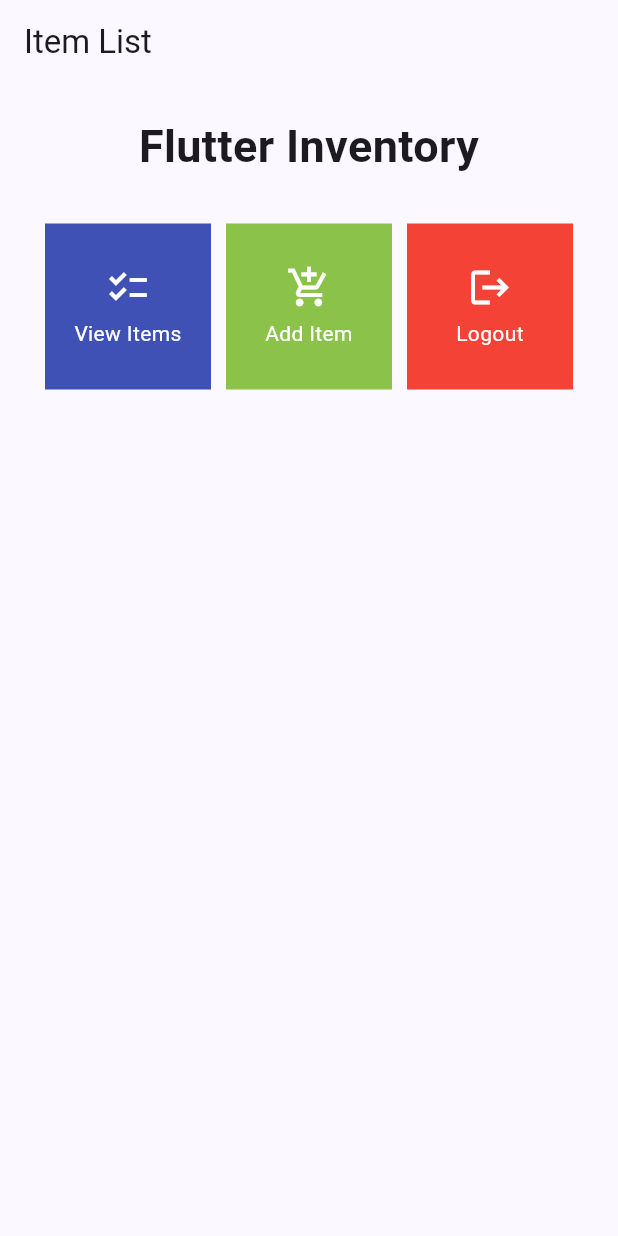
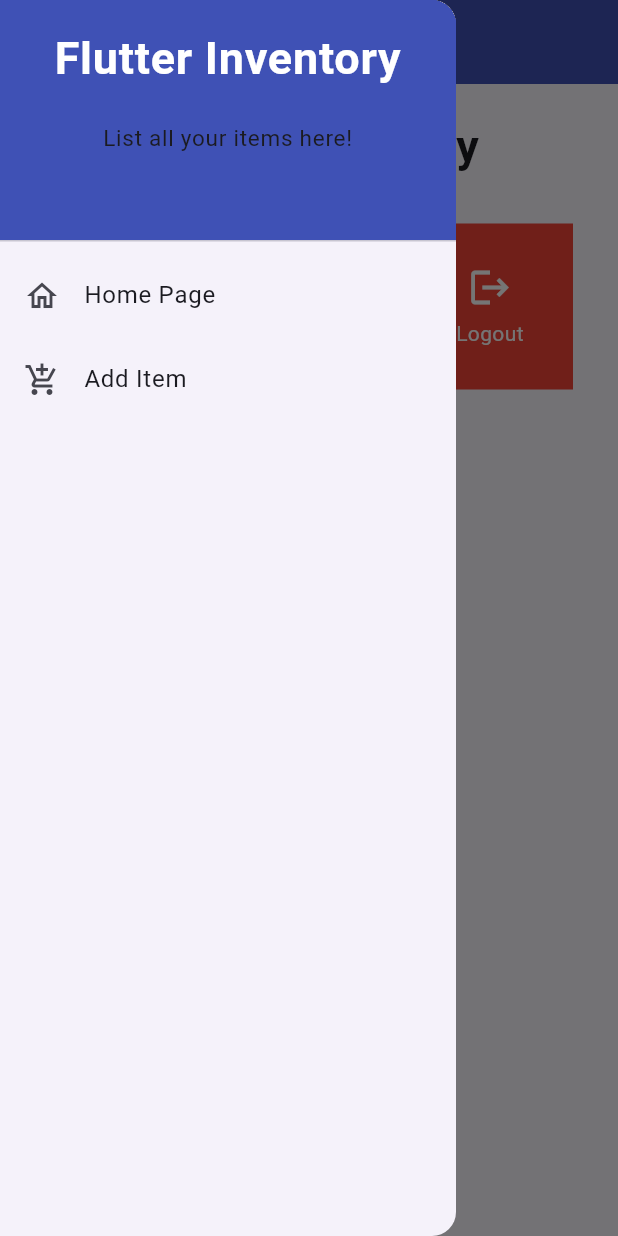
Before and after one commit to alfian-f/flutter-inv, a Flutter app: the screen it shows after launch, with the side drawer open (before the commit the screen has no drawer), on a phone screen of 412 x 824 dp. Run offline on Flutter 3.47's test engine with Material 2 defaults, Android fonts, the light colour scheme and no system bars.

Commit message:
Assignment 8

```diff
--- a/lib/main.dart
+++ b/lib/main.dart
@@ -1,5 +1,5 @@
 import 'package:flutter/material.dart';
-import 'package:flutter_inv/menu.dart';
+import 'package:flutter_inv/screens/menu.dart';
 
 void main() {
   runApp(const MyApp());
--- a/lib/menu.dart
+++ b/lib/screens/menu.dart
@@ -1,4 +1,6 @@
 import 'package:flutter/material.dart';
+import 'package:flutter_inv/widgets/left_drawer.dart';
+import 'package:flutter_inv/widgets/shop_card.dart';
 
 class MyHomePage extends StatelessWidget {
   MyHomePage({Key? key}) : super(key: key);
@@ -16,7 +18,11 @@
         title: const Text(
           'Item List',
         ),
+        backgroundColor: Colors.indigo,
+        foregroundColor: Colors.white,
       ),
+      // Add drawer as parameter of the Scaffold widget
+      drawer: const LeftDrawer(),
       body: SingleChildScrollView(
         // Scrolling wrapper widget
         child: Padding(
@@ -57,69 +63,3 @@
     );
   }
 }
-
-class InvItem {
-  final String name;
-  final IconData icon;
-
-  InvItem(this.name, this.icon);
-}
-
-class InvCard extends StatelessWidget {
-  final InvItem item;
-
-  const InvCard(this.item, {Key? key}); // Constructor
-
-  @override
-  Widget build(BuildContext context) {
-    Color cardColor;
-
-    switch (item.name) {
-      case 'Add Item':
-        cardColor = Colors.lightGreen;
-        break;
-      case 'Logout':
-        cardColor = Colors.red;
-        break;
-      default:
-        cardColor = Colors.indigo;
-        break;
-    }
-
-    return Material(
-      color: cardColor,
-      child: InkWell(
-        // Responsive touch area
-        onTap: () {
-          // Show a SnackBar when clicked
-          ScaffoldMessenger.of(context)
-            ..hideCurrentSnackBar()
-            ..showSnackBar(SnackBar(
-                content: Text("You clicked the ${item.name} button!")));
-        },
-        child: Container(
-          // Container to hold Icon and Text
-          padding: const EdgeInsets.all(8),
-          child: Center(
-            child: Column(
-              mainAxisAlignment: MainAxisAlignment.center,
-              children: [
-                Icon(
-                  item.icon,
-                  color: Colors.white,
-                  size: 30.0,
-                ),
-                const Padding(padding: EdgeInsets.all(3)),
-                Text(
-                  item.name,
-                  textAlign: TextAlign.center,
-                  style: const TextStyle(color: Colors.white),
-                ),
-              ],
-            ),
-          ),
-        ),
-      ),
-    );
-  }
-}
--- /dev/null
+++ b/lib/widgets/left_drawer.dart
@@ -0,0 +1,68 @@
+import 'package:flutter/material.dart';
+import 'package:flutter_inv/screens/menu.dart';
+import 'package:flutter_inv/screens/itemlist_form.dart';
+
+class LeftDrawer extends StatelessWidget {
+  const LeftDrawer({super.key});
+
+  @override
+  Widget build(BuildContext context) {
+    return Drawer(
+      child: ListView(
+        children: [
+          const DrawerHeader(
+            decoration: BoxDecoration(
+              color: Colors.indigo,
+            ),
+            child: Column(
+              children: [
+                Text(
+                  'Flutter Inventory',
+                  textAlign: TextAlign.center,
+                  style: TextStyle(
+                    fontSize: 30,
+                    fontWeight: FontWeight.bold,
+                    color: Colors.white,
+                  ),
+                ),
+                Padding(padding: EdgeInsets.all(10)),
+                Text(
+                  "List all your items here!",
+                  textAlign: TextAlign.center,
+                  style: TextStyle(
+                    fontSize: 15,
+                    fontWeight: FontWeight.normal,
+                  ),
+                ),
+              ],
+            ),
+          ),
+          ListTile(
+            leading: const Icon(Icons.home_outlined),
+            title: const Text('Home Page'),
+            // redirect to MyHomePage
+            onTap: () {
+              Navigator.pushReplacement(
+                  context,
+                  MaterialPageRoute(
+                    builder: (context) => MyHomePage(),
+                  ));
+            },
+          ),
+          ListTile(
+            leading: const Icon(Icons.add_shopping_cart),
+            title: const Text('Add Item'),
+            // redirect to ShopFormPage
+            onTap: () {
+              Navigator.pushReplacement(
+                  context,
+                  MaterialPageRoute(
+                    builder: (context) => ShopFormPage(),
+                  ));
+            },
+          ),
+        ],
+      ),
+    );
+  }
+}
--- /dev/null
+++ b/lib/widgets/shop_card.dart
@@ -0,0 +1,76 @@
+import 'package:flutter/material.dart';
+import 'package:flutter_inv/screens/itemlist_form.dart';
+
+class InvItem {
+  final String name;
+  final IconData icon;
+
+  InvItem(this.name, this.icon);
+}
+
+class InvCard extends StatelessWidget {
+  final InvItem item;
+
+  const InvCard(this.item, {Key? key}); // Constructor
+
+  @override
+  Widget build(BuildContext context) {
+    Color cardColor;
+
+    switch (item.name) {
+      case 'Add Item':
+        cardColor = Colors.lightGreen;
+        break;
+      case 'Logout':
+        cardColor = Colors.red;
+        break;
+      default:
+        cardColor = Colors.indigo;
+        break;
+    }
+
+    return Material(
+      color: cardColor,
+      child: InkWell(
+        // Responsive touch area
+        onTap: () {
+          // Show a SnackBar when clicked
+          ScaffoldMessenger.of(context)
+            ..hideCurrentSnackBar()
+            ..showSnackBar(SnackBar(
+                content: Text("You clicked the ${item.name} button!")));
+
+          if (item.name == "Add Item") {
+            Navigator.pushReplacement(
+                context,
+                MaterialPageRoute(
+                  builder: (context) => ShopFormPage(),
+                ));
+          }
+        },
+        child: Container(
+          // Container to hold Icon and Text
+          padding: const EdgeInsets.all(8),
+          child: Center(
+            child: Column(
+              mainAxisAlignment: MainAxisAlignment.center,
+              children: [
+                Icon(
+                  item.icon,
+                  color: Colors.white,
+                  size: 30.0,
+                ),
+                const Padding(padding: EdgeInsets.all(3)),
+                Text(
+                  item.name,
+                  textAlign: TextAlign.center,
+                  style: const TextStyle(color: Colors.white),
+                ),
+              ],
+            ),
+          ),
+        ),
+      ),
+    );
+  }
+}
```
Also changed, not shown: lib/screens/itemlist_form.dart (added, +212 -0 lines), 1 other file.
